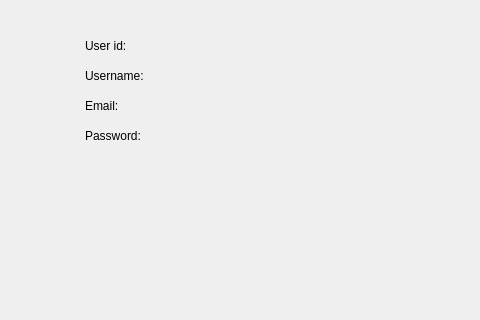
First picture: the form in ui_files/profile_screen.ui, repository Gelzy788/DnD-Helper, before the edit; both pictures show x 95 to 575 and y 130 to 450 of the 800 by 600 pixel window.
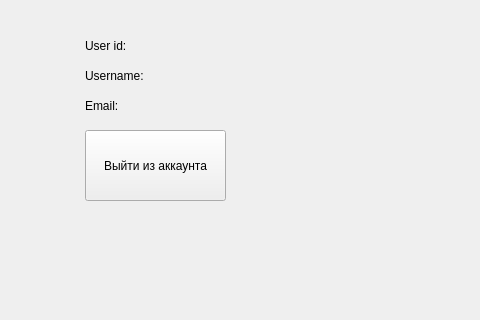
Second picture: the form after the edit.

Commit message: a complete authorization system has been implemented, the interface of the window with user information has been slightly changed (a button to log out of the account has been added) a complete account protection system using jwt tokens has been added

```diff
--- a/ui_files/profile_screen.ui
+++ b/ui_files/profile_screen.ui
@@ -40,19 +40,6 @@
      <string>Email: </string>
     </property>
    </widget>
-   <widget class="QLabel" name="label_3">
-    <property name="geometry">
-     <rect>
-      <x>180</x>
-      <y>250</y>
-      <width>71</width>
-      <height>31</height>
-     </rect>
-    </property>
-    <property name="text">
-     <string>Password: </string>
-    </property>
-   </widget>
    <widget class="QLabel" name="username_label">
     <property name="geometry">
      <rect>
@@ -79,19 +66,6 @@
      <string/>
     </property>
    </widget>
-   <widget class="QLabel" name="password_label">
-    <property name="geometry">
-     <rect>
-      <x>250</x>
-      <y>250</y>
-      <width>241</width>
-      <height>31</height>
-     </rect>
-    </property>
-    <property name="text">
-     <string/>
-    </property>
-   </widget>
    <widget class="QLabel" name="label_4">
     <property name="geometry">
      <rect>
@@ -131,6 +105,19 @@
      <string>Назад</string>
     </property>
    </widget>
+   <widget class="QPushButton" name="logout_btn">
+    <property name="geometry">
+     <rect>
+      <x>180</x>
+      <y>260</y>
+      <width>141</width>
+      <height>71</height>
+     </rect>
+    </property>
+    <property name="text">
+     <string>Выйти из аккаунта</string>
+    </property>
+   </widget>
   </widget>
   <widget class="QMenuBar" name="menubar">
    <property name="geometry">
```
The commit also changes 3 other files.
